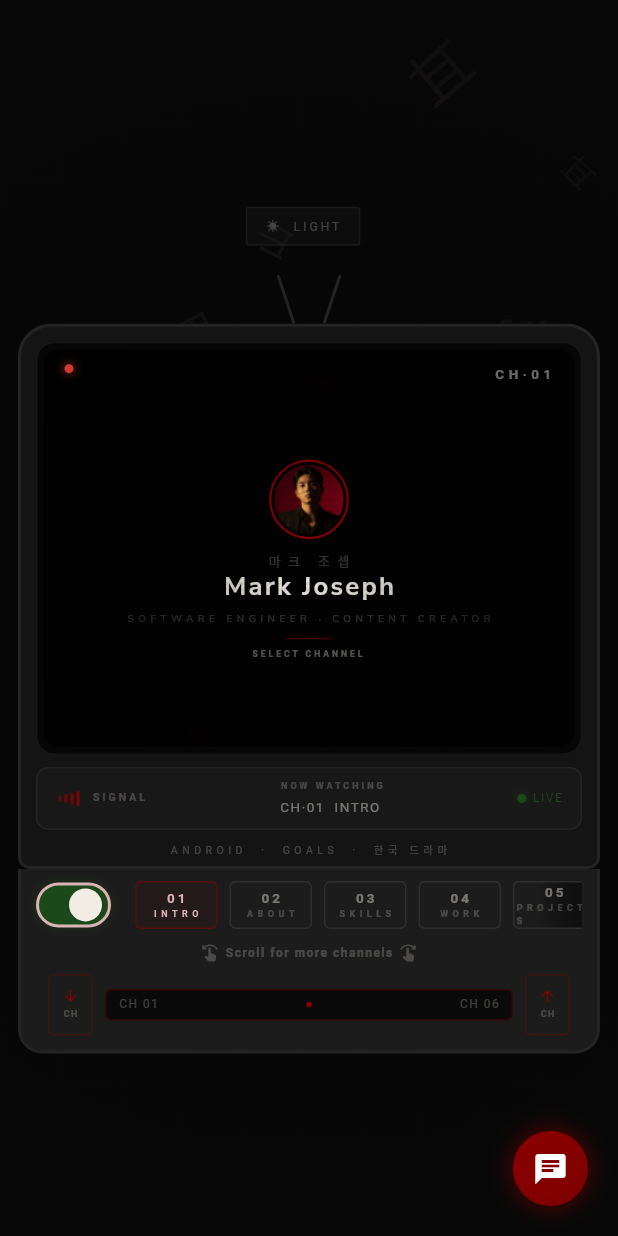
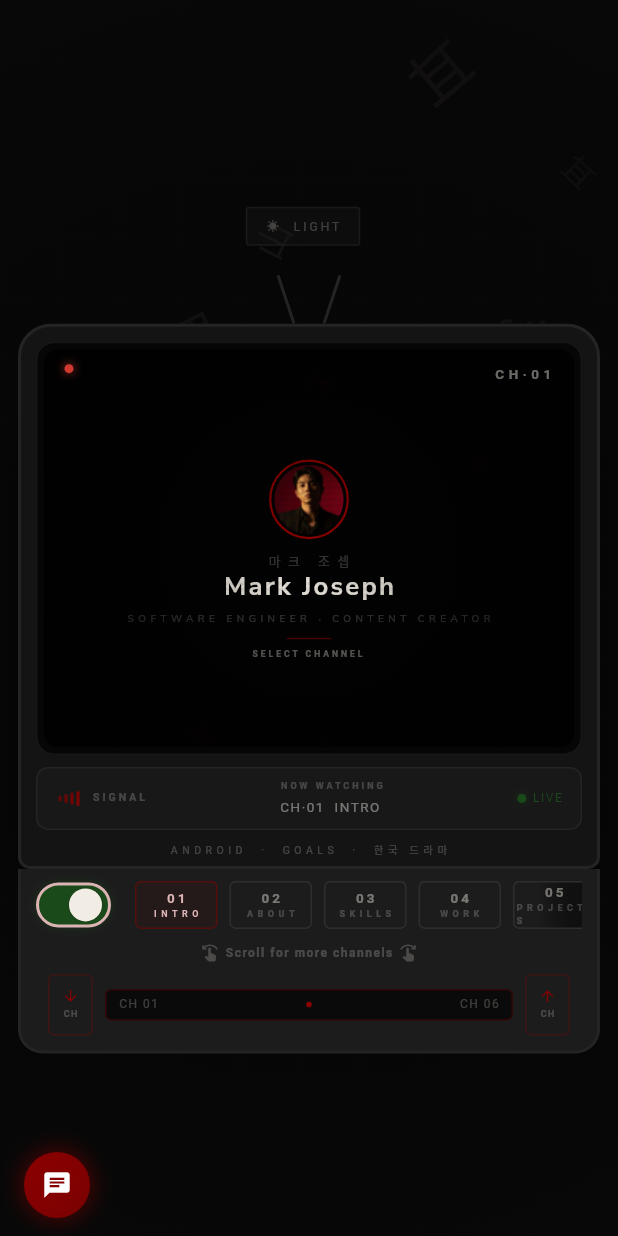
Before and after one commit to MarkJoseph1216/FlutterPorfolio, a Flutter app: the screen it shows after launch, after a tap on the "chat" icon, after a tap on the "close" icon, on a phone screen of 412 x 824 dp. Run offline on Flutter 3.47's test engine with Material 3 defaults, Android fonts, the phone set to English and light mode, and no system bars; our stand-ins replace google_fonts; missing offline and left inert: dart:js; Roboto replaces fonts that are missing (Courier Prime).

Commit message:
optimized the floating button and fixed some paddings

```diff
--- a/lib/presentation/screens/channels/work_body.dart
+++ b/lib/presentation/screens/channels/work_body.dart
@@ -14,7 +14,7 @@ class WorkBody extends StatelessWidget {
   Widget build(BuildContext context) {
     final colors = AppColors.of(context);
     final isCompact = ScreenUtils.isCompactMobile(context);
-    final workItems = PortfolioRepository.work;
+    const workItems = PortfolioRepository.work;
 
     return SingleChildScrollView(
       physics: const BouncingScrollPhysics(),
--- a/lib/presentation/widgets/common/chat_widget.dart
+++ b/lib/presentation/widgets/common/chat_widget.dart
@@ -28,7 +28,14 @@ class _ChatWidgetState extends State<ChatWidget> {
     ));
   }
 
-  Future<void> _sendMessage() async {
+  @override
+  void dispose() {
+    _controller.dispose();
+    _scrollController.dispose();
+    super.dispose();
+  }
+
+  void _sendMessage() {
     final text = _controller.text.trim();
     if (text.isEmpty) return;
 
@@ -38,11 +45,39 @@ class _ChatWidgetState extends State<ChatWidget> {
       _isLoading = true;
     });
 
-    final response = StaticResponseService.getResponse(text);
+    _scrollToBottom();
 
-    setState(() {
-      _messages.add(ChatMessage(text: response, isUser: false));
-      _isLoading = false;
+    int delayMs = 500;
+    if (text.contains('?') && text.length > 30) {
+      delayMs = 1200;
+    } else if (text.length > 50) {
+      delayMs = 1000;
+    } else if (text.length > 20) {
+      delayMs = 700;
+    }
+
+    Future.delayed(Duration(milliseconds: delayMs), () {
+      final response = StaticResponseService.getResponse(text);
+
+      if (mounted) {
+        setState(() {
+          _messages.add(ChatMessage(text: response, isUser: false));
+          _isLoading = false;
+        });
+        _scrollToBottom();
+      }
+    });
+  }
+
+  void _scrollToBottom() {
+    WidgetsBinding.instance.addPostFrameCallback((_) {
+      if (_scrollController.hasClients) {
+        _scrollController.animateTo(
+          _scrollController.position.maxScrollExtent,
+          duration: const Duration(milliseconds: 200),
+          curve: Curves.easeOut,
+        );
+      }
     });
   }
 
@@ -50,10 +85,18 @@ class _ChatWidgetState extends State<ChatWidget> {
   Widget build(BuildContext context) {
     final colors = AppColors.of(context);
     final isMobile = MediaQuery.of(context).size.width < 640;
+    final isCompact = MediaQuery.of(context).size.width < 480;
+
+    final chatHeight = isCompact ? 380.0 : (isMobile ? 420.0 : 500.0);
+    final inputPadding = isCompact ? 8.0 : 12.0;
+    final fontSize = isCompact ? 10.0 : 11.0;
+    final bubblePadding = isCompact ? 8.0 : 12.0;
+    final iconSize = isCompact ? 12.0 : 14.0;
+    final buttonPadding = isCompact ? 6.0 : 8.0;
 
     return Container(
-      width: isMobile ? double.infinity : 380,
-      height: isMobile ? 450 : 500,
+      width: double.infinity,
+      height: chatHeight,
       decoration: BoxDecoration(
         color: colors.surface,
         borderRadius: BorderRadius.circular(16),
@@ -82,14 +125,16 @@ class _ChatWidgetState extends State<ChatWidget> {
                 return _MessageBubble(
                   text: message.text,
                   isUser: message.isUser,
+                  bubblePadding: bubblePadding,
+                  fontSize: fontSize,
                 );
               },
             ),
           ),
 
-          // Input
+          // Input area
           Container(
-            padding: const EdgeInsets.all(12),
+            padding: EdgeInsets.all(inputPadding),
             decoration: BoxDecoration(
               border: Border(top: BorderSide(color: colors.border)),
             ),
@@ -98,10 +143,10 @@ class _ChatWidgetState extends State<ChatWidget> {
                 Expanded(
                   child: TextField(
                     controller: _controller,
-                    style: AppFonts.label(color: colors.textPrimary, size: 11),
+                    style: AppFonts.label(color: colors.textPrimary, size: fontSize),
                     decoration: InputDecoration(
-                      hintText: 'Ask me anything... (English/Tagalog)',
-                      hintStyle: AppFonts.label(color: colors.textMuted, size: 11),
+                      hintText: isCompact ? 'Ask me...' : 'Ask me anything... (English/Tagalog)',
+                      hintStyle: AppFonts.label(color: colors.textMuted, size: fontSize),
                       border: InputBorder.none,
                       contentPadding: const EdgeInsets.symmetric(horizontal: 8),
                     ),
@@ -111,12 +156,12 @@ class _ChatWidgetState extends State<ChatWidget> {
                 GestureDetector(
                   onTap: _sendMessage,
                   child: Container(
-                    padding: const EdgeInsets.all(8),
+                    padding: EdgeInsets.all(buttonPadding),
                     decoration: BoxDecoration(
                       color: colors.tvAccent,
                       shape: BoxShape.circle,
                     ),
-                    child: Icon(Icons.send, size: 14, color: Colors.white),
+                    child: Icon(Icons.send, size: iconSize, color: Colors.white),
                   ),
                 ),
               ],
@@ -136,9 +181,16 @@ class ChatMessage {
 }
 
 class _MessageBubble extends StatelessWidget {
-  const _MessageBubble({required this.text, required this.isUser});
+  const _MessageBubble({
+    required this.text,
+    required this.isUser,
+    required this.bubblePadding,
+    required this.fontSize,
+  });
   final String text;
   final bool isUser;
+  final double bubblePadding;
+  final double fontSize;
 
   @override
   Widget build(BuildContext context) {
@@ -148,9 +200,9 @@ class _MessageBubble extends StatelessWidget {
       alignment: isUser ? Alignment.centerRight : Alignment.centerLeft,
       child: Container(
         margin: const EdgeInsets.only(bottom: 8),
-        padding: const EdgeInsets.symmetric(horizontal: 12, vertical: 8),
+        padding: EdgeInsets.symmetric(horizontal: bubblePadding, vertical: bubblePadding - 2),
         constraints: BoxConstraints(
-          maxWidth: MediaQuery.of(context).size.width * 0.7,
+          maxWidth: MediaQuery.of(context).size.width * 0.75,
         ),
         decoration: BoxDecoration(
           color: isUser ? colors.tvAccent : colors.surfaceAlt,
@@ -160,7 +212,7 @@ class _MessageBubble extends StatelessWidget {
           text,
           style: AppFonts.label(
             color: isUser ? Colors.white : colors.textPrimary,
-            size: 12,
+            size: fontSize,
           ),
         ),
       ),
@@ -174,6 +226,8 @@ class _TypingIndicator extends StatelessWidget {
   @override
   Widget build(BuildContext context) {
     final colors = AppColors.of(context);
+    final isCompact = MediaQuery.of(context).size.width < 480;
+    final fontSize = isCompact ? 10.0 : 11.0;
 
     return Align(
       alignment: Alignment.centerLeft,
@@ -184,66 +238,25 @@ class _TypingIndicator extends StatelessWidget {
           color: colors.surfaceAlt,
           borderRadius: BorderRadius.circular(12),
         ),
-        child: const Row(
+        child: Row(
           mainAxisSize: MainAxisSize.min,
           children: [
-            _Dot(delay: 0),
-            SizedBox(width: 4),
-            _Dot(delay: 200),
-            SizedBox(width: 4),
-            _Dot(delay: 400),
+            SizedBox(
+              width: 14,
+              height: 14,
+              child: CircularProgressIndicator(
+                strokeWidth: 2,
+                color: colors.tvAccent,
+              ),
+            ),
+            const SizedBox(width: 8),
+            Text(
+              'Typing...',
+              style: AppFonts.label(color: colors.textSecondary, size: fontSize),
+            ),
           ],
         ),
       ),
     );
   }
 }
-
-class _Dot extends StatefulWidget {
-  const _Dot({this.delay = 0});
-  final int delay;
-
-  @override
-  State<_Dot> createState() => _DotState();
-}
-
-class _DotState extends State<_Dot> with SingleTickerProviderStateMixin {
-  late AnimationController _controller;
-
-  @override
-  void initState() {
-    super.initState();
-    _controller = AnimationController(
-      vsync: this,
-      duration: const Duration(milliseconds: 600),
-    );
-    Future.delayed(Duration(milliseconds: widget.delay), () {
-      if (mounted) _controller.repeat(reverse: true);
-    });
-  }
-
-  @override
-  void dispose() {
-    _controller.dispose();
-    super.dispose();
-  }
-
-  @override
-  Widget build(BuildContext context) {
-    final colors = AppColors.of(context);
-
-    return AnimatedBuilder(
-      animation: _controller,
-      builder: (context, _) {
-        return Container(
-          width: 6,
-          height: 6,
-          decoration: BoxDecoration(
-            shape: BoxShape.circle,
-            color: colors.textSecondary.withOpacity(0.5 + _controller.value * 0.5),
-          ),
-        );
-      },
-    );
-  }
-}
--- a/lib/presentation/widgets/common/floating_chat_button.dart
+++ b/lib/presentation/widgets/common/floating_chat_button.dart
@@ -17,6 +17,8 @@ class _FloatingChatButtonState extends State<FloatingChatButton>
   late Animation<double> _scaleAnimation;
   late Animation<double> _fadeAnimation;
 
+  bool _isRippleAnimating = false;
+
   @override
   void initState() {
     super.initState();
@@ -32,6 +34,27 @@ class _FloatingChatButtonState extends State<FloatingChatButton>
       parent: _animationController,
       curve: Curves.easeOut,
     );
+
+    WidgetsBinding.instance.addPostFrameCallback((_) {
+      if (mounted && !_isChatOpen) {
+        _startRippleAnimation();
+      }
+    });
+  }
+
+  void _startRippleAnimation() {
+    if (_isRippleAnimating) return;
+    _isRippleAnimating = true;
+
+    Future.delayed(const Duration(seconds: 3), () {
+      if (mounted && !_isChatOpen) {
+        setState(() {});
+        _isRippleAnimating = false;
+        _startRippleAnimation();
+      } else {
+        _isRippleAnimating = false;
+      }
+    });
   }
 
   @override
@@ -55,20 +78,31 @@ class _FloatingChatButtonState extends State<FloatingChatButton>
   Widget build(BuildContext context) {
     final colors = AppColors.of(context);
     final isMobile = MediaQuery.of(context).size.width < 640;
+    final isCompact = MediaQuery.of(context).size.width < 480;
+    final screenWidth = MediaQuery.of(context).size.width;
 
-    return Stack(
+    final buttonLeft = isMobile ? 16.0 : null;
+    final buttonRight = isMobile ? null : 30.0;
+    final buttonBottom = isCompact ? 12.0 : (isMobile ? 20.0 : 30.0);
+
+    final chatBottom = isMobile ? 70.0 : 80.0;
+    final chatRight = isMobile ? 10.0 : 20.0;
+    final chatLeft = isMobile ? 10.0 : null;
+
+    return SafeArea(
+      child: Stack(
         children: [
           if (_isChatOpen)
             Positioned(
-            bottom: isMobile ? 70 : 80,
-            right: isMobile ? 10 : 20,
+              bottom: chatBottom,
+              right: chatRight,
+              left: chatLeft,
               child: FadeTransition(
                 opacity: _fadeAnimation,
                 child: ScaleTransition(
                   scale: _scaleAnimation,
                   child: Container(
-                  width:
-                      isMobile ? MediaQuery.of(context).size.width - 40 : 320,
+                    width: isMobile ? screenWidth - 40 : 320,
                     height: isMobile ? 400 : 450,
                     decoration: BoxDecoration(
                       color: colors.surface,
@@ -135,16 +169,15 @@ class _FloatingChatButtonState extends State<FloatingChatButton>
               ),
             ),
 
-        // Floating chat button
           Positioned(
-          bottom: isMobile ? 20 : 30,
-          right: isMobile ? 20 : 30,
+            bottom: buttonBottom,
+            left: buttonLeft,
+            right: buttonRight,
             child: GestureDetector(
               onTap: _toggleChat,
-            child: AnimatedContainer(
-              duration: const Duration(milliseconds: 200),
-              width: isMobile ? 50 : 56,
-              height: isMobile ? 50 : 56,
+              child: Container(
+                width: isMobile ? 44 : 56,
+                height: isMobile ? 44 : 56,
                 decoration: BoxDecoration(
                   gradient: LinearGradient(
                     colors: [colors.tvAccent, colors.tvAccent.withOpacity(0.8)],
@@ -160,36 +193,16 @@ class _FloatingChatButtonState extends State<FloatingChatButton>
                     ),
                   ],
                 ),
-              child: Stack(
-                alignment: Alignment.center,
-                children: [
-                  if (!_isChatOpen)
-                    TweenAnimationBuilder(
-                      tween: Tween<double>(begin: 0.8, end: 1.2),
-                      duration: const Duration(seconds: 2),
-                      builder: (context, value, _) {
-                        return Container(
-                          width: 56 * value,
-                          height: 56 * value,
-                          decoration: BoxDecoration(
-                            shape: BoxShape.circle,
-                            color: colors.tvAccent
-                                .withOpacity(0.2 * (1 - (value - 0.8) / 0.4)),
-                          ),
-                        );
-                      },
-                    ),
-                  Icon(
+                child: Icon(
                   _isChatOpen ? Icons.close : Icons.chat,
                   color: Colors.white,
-                    size: isMobile ? 24 : 28,
-                  ),
-                ],
+                  size: isMobile ? 20 : 28,
                 ),
               ),
             ),
           ),
         ],
+      ),
     );
   }
 }
```
Also changed, not shown: lib/presentation/screens/channels/skills_body.dart (+14 -1 lines). Lines whose indentation alone changed are shown as unchanged.
